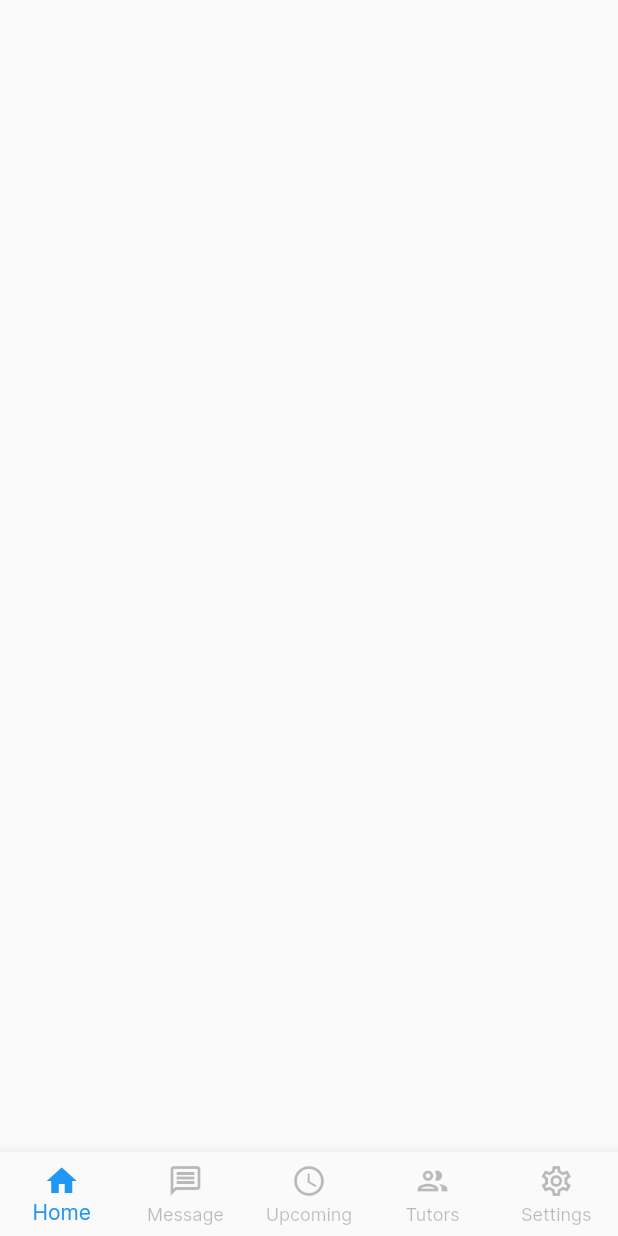
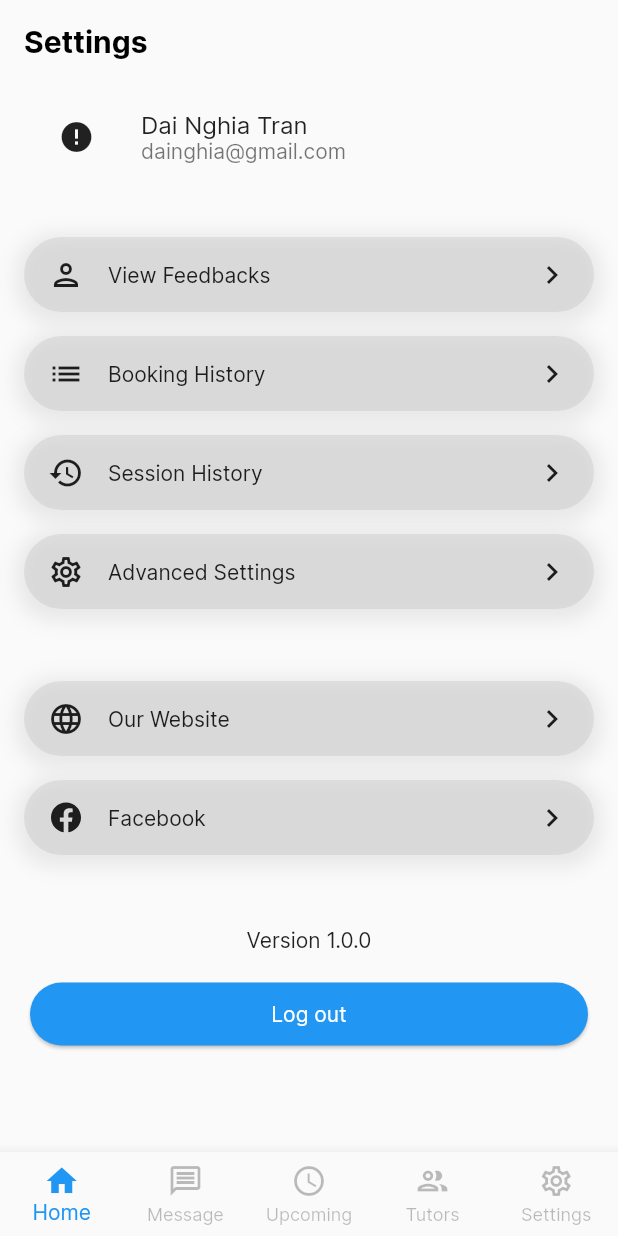
Before and after one commit to dainghia-tran/LetTutor, a Flutter app: the screen it shows after launch, swiped to page 5, on a phone screen of 412 x 824 dp. Run offline on Flutter 3.47's test engine with Material 2 defaults, Android fonts, the phone set to English and light mode, and no system bars; drawn by our look-alikes of cached_network_image; our stand-ins replace country_picker, flutter_boxicons, flutter_svg; network calls fail.

Commit message:
Done settings page

```diff
--- a/lib/pages/main_page/settings_page/settings_page.dart
+++ b/lib/pages/main_page/settings_page/settings_page.dart
@@ -1,4 +1,8 @@
 import 'package:flutter/material.dart';
+import 'package:flutter_boxicons/flutter_boxicons.dart';
+import 'package:lettutor/pages/main_page/settings_page/widgets/setting_item.dart';
+import 'package:lettutor/widgets/button/primary_button_rounded.dart';
+import 'package:lettutor/widgets/custom_circle_avatar.dart';
 
 class SettingsPage extends StatefulWidget {
   const SettingsPage({Key? key}) : super(key: key);
@@ -11,7 +15,65 @@ class _SettingsPageState extends State<SettingsPage> with AutomaticKeepAliveClie
   @override
   Widget build(BuildContext context) {
     super.build(context);
-    return Container();
+    return Scaffold(
+      appBar: AppBar(
+        elevation: 0,
+        title: const Text('Settings', style: TextStyle(fontWeight: FontWeight.bold, color: Colors.black),),
+        backgroundColor: Theme.of(context).scaffoldBackgroundColor,
+      ),
+      body: SingleChildScrollView(
+        child: Padding(
+          padding: const EdgeInsets.fromLTRB(16, 0, 16, 16),
+          child: Column(
+            children: [
+              Row(
+                children: [
+                  const CustomCircleAvatar(dimention: 70, avatarUrl: 'https://cdn.dribbble.com/users/1003944/screenshots/10412487/dribbble_angry_4x.gif?compress=1&resize=400x300'),
+                  const SizedBox(width: 8,),
+                  Column(
+                    crossAxisAlignment: CrossAxisAlignment.start,
+                    children: const [
+                      Text('Dai Nghia Tran', style: TextStyle(fontSize: 16),),
+                      Text('dainghia@gmail.com', style: TextStyle(color: Colors.black54),)
+                    ],
+                  )
+                ],
+              ),
+              const SizedBox(height: 16,),
+              const Padding(
+                padding: EdgeInsets.only(top: 16),
+                child: SettingItem(text: 'View Feedbacks', iconData: Icons.person_outlined),
+              ),
+              const Padding(
+                padding: EdgeInsets.only(top: 16),
+                child: SettingItem(text: 'Booking History', iconData: Icons.list),
+              ),
+              const Padding(
+                padding: EdgeInsets.only(top: 16),
+                child: SettingItem(text: 'Session History', iconData: Icons.history),
+              ),
+              const Padding(
+                padding: EdgeInsets.only(top: 16),
+                child: SettingItem(text: 'Advanced Settings', iconData: Icons.settings_outlined),
+              ),
+              const SizedBox(height: 32,),
+              const Padding(
+                padding: EdgeInsets.only(top: 16),
+                child: SettingItem(text: 'Our Website', iconData: Icons.language),
+              ),
+              const Padding(
+                padding: EdgeInsets.only(top: 16),
+                child: SettingItem(text: 'Facebook', iconData: Boxicons.bxl_facebook_circle),
+              ),
+              const SizedBox(height: 48,),
+              const Text('Version 1.0.0'),
+              const SizedBox(height: 16,),
+              PrimaryButtonRounded(isDisabled: false, onPressed: (){}, text: 'Log out')
+            ],
+          ),
+        ),
+      ),
+    );
   }
 
   @override
--- /dev/null
+++ b/lib/pages/main_page/settings_page/widgets/setting_item.dart
@@ -0,0 +1,34 @@
+import 'package:flutter/material.dart';
+
+class SettingItem extends StatelessWidget {
+  const SettingItem({Key? key, required this.text, required this.iconData}) : super(key: key);
+  final String text;
+  final IconData iconData;
+
+  @override
+  Widget build(BuildContext context) {
+    return Container(
+      height: 50,
+      padding: const EdgeInsets.symmetric(horizontal: 16),
+      decoration: BoxDecoration(
+        color: Colors.grey.withOpacity(0.2),
+        borderRadius: BorderRadius.circular(25),
+        boxShadow: [
+          BoxShadow(
+            color: Colors.grey.withOpacity(0.2),
+            spreadRadius: 5,
+            blurRadius: 10,
+            offset: const Offset(0, 3),
+        )]
+      ),
+      child: Row(
+        children: [
+          Icon(iconData),
+          const SizedBox(width: 16,),
+          Expanded(child: Text(text)),
+          const Icon(Icons.keyboard_arrow_right)
+        ],
+      ),
+    );
+  }
+}
--- a/lib/pages/private_message/private_message_page.dart
+++ b/lib/pages/private_message/private_message_page.dart
@@ -29,7 +29,7 @@ class _PrivateMessagePageState extends State<PrivateMessagePage> {
             const CustomCircleAvatar(
               avatarUrl:
                   'https://img.freepik.com/free-vector/cute-koala-with-cub-cartoon-icon-illustration_138676-2839.jpg?size=338&ext=jpg',
-              height: 32,
+              dimention: 32,
             ),
             const SizedBox(
               width: 8,
--- a/lib/pages/tutor_profile_page/tutor_profile_page.dart
+++ b/lib/pages/tutor_profile_page/tutor_profile_page.dart
@@ -55,7 +55,7 @@ class _TutorProfilePageState extends State<TutorProfilePage> {
                   Row(
                     children: [
                       const CustomCircleAvatar(
-                          height: 100,
+                          dimention: 100,
                           avatarUrl:
                               'https://img.freepik.com/free-vector/cute-koala-with-cub-cartoon-icon-illustration_138676-2839.jpg?size=338&ext=jpg'),
                       const SizedBox(
--- a/lib/pages/tutor_profile_page/widgets/user_review.dart
+++ b/lib/pages/tutor_profile_page/widgets/user_review.dart
@@ -12,7 +12,7 @@ class UserReview extends StatelessWidget {
   Widget build(BuildContext context) {
     return Row(
       children: [
-        const CustomCircleAvatar(height: 32, avatarUrl: 'https://uploads.scratch.mit.edu/users/avatars/61790528.png'),
+        const CustomCircleAvatar(dimention: 32, avatarUrl: 'https://uploads.scratch.mit.edu/users/avatars/61790528.png'),
         const SizedBox(width: 12,),
         Column(
           crossAxisAlignment: CrossAxisAlignment.start,
--- a/lib/widgets/custom_circle_avatar.dart
+++ b/lib/widgets/custom_circle_avatar.dart
@@ -3,18 +3,19 @@ import 'package:flutter/cupertino.dart';
 import 'package:flutter/material.dart';
 
 class CustomCircleAvatar extends StatelessWidget {
-  const CustomCircleAvatar({Key? key, required this.avatarUrl, this.height})
+  const CustomCircleAvatar({Key? key, required this.avatarUrl, this.dimention})
       : super(key: key);
   final String avatarUrl;
-  final double? height;
+  final double? dimention;
 
   @override
   Widget build(BuildContext context) {
     return ClipRRect(
-      borderRadius: BorderRadius.circular((height ?? 50) / 2),
+      borderRadius: BorderRadius.circular((dimention ?? 50) / 2),
       child: CachedNetworkImage(
-        fit: BoxFit.fitHeight,
-        height: height ?? 50,
+        fit: BoxFit.cover,
+        height: dimention ?? 50,
+        width: dimention ?? 50,
         imageUrl: avatarUrl,
         placeholder: (context, url) => const CupertinoActivityIndicator(),
         errorWidget: (context, url, error) => const Icon(Icons.error),
```
